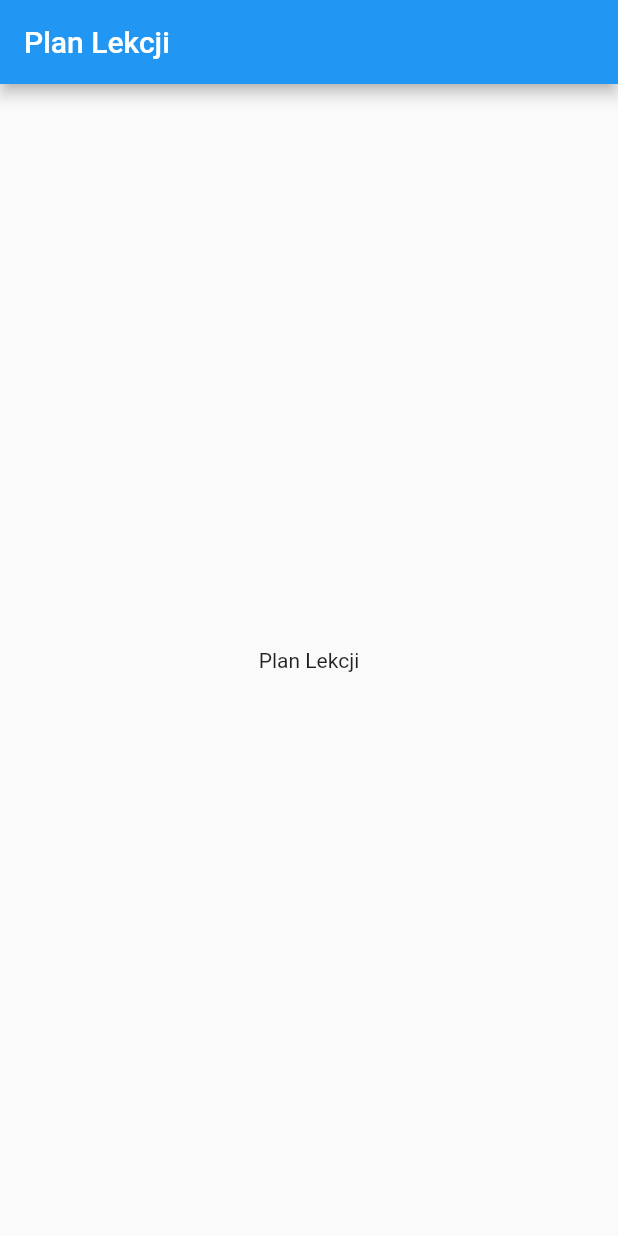
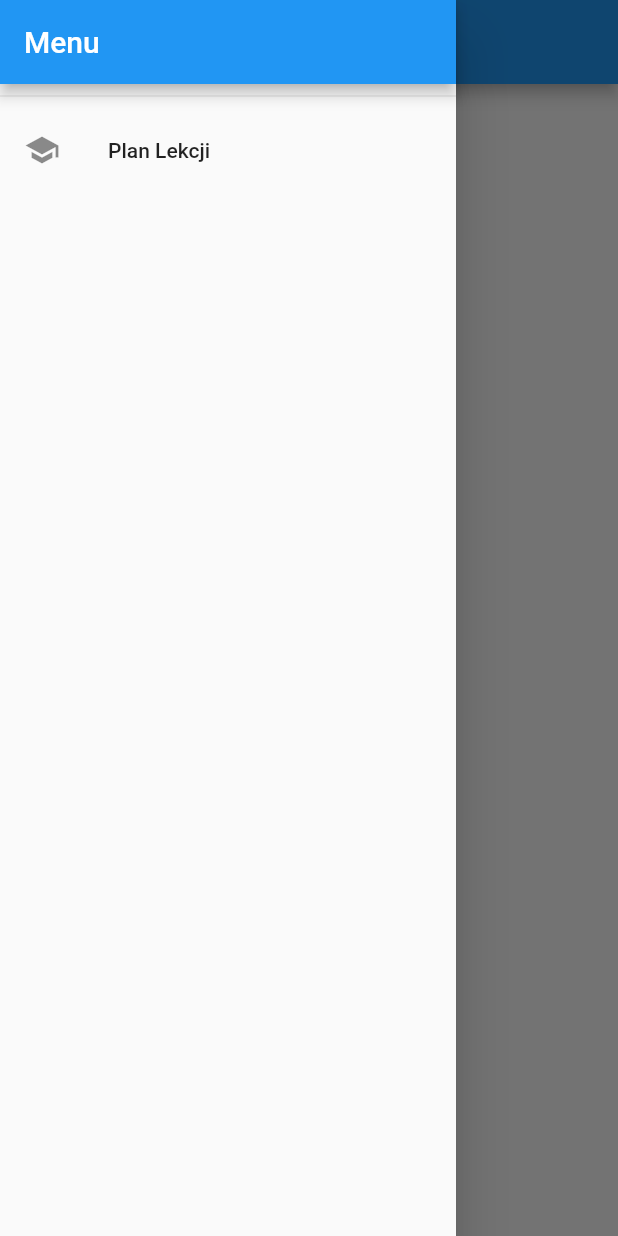
Before and after one commit to ProcnerKacper/All-In-One-App, a Flutter app: the screen it shows after launch, with the side drawer open (before the commit the screen has no drawer), on a phone screen of 412 x 824 dp. Run offline on Flutter 3.47's test engine with Material 2 defaults, Android fonts, the phone set to English and light mode, and no system bars.

Commit message:
add app drawer

```diff
--- a/lib/screens/schedule_screen.dart
+++ b/lib/screens/schedule_screen.dart
@@ -1,4 +1,6 @@
 import 'package:flutter/material.dart';
+
+import '../widgets/app_drawer.dart';
 
 class ScheduleScreen extends StatefulWidget {
   @override
@@ -9,6 +11,7 @@ class _ScheduleScreenState extends State<ScheduleScreen> {
   @override
   Widget build(BuildContext context) {
     return Scaffold(
+      drawer: AppDrawer(),
       appBar: AppBar(
         title: const Text('Plan Lekcji'),
       ),
--- /dev/null
+++ b/lib/widgets/app_drawer.dart
@@ -0,0 +1,23 @@
+import 'package:flutter/material.dart';
+
+class AppDrawer extends StatelessWidget {
+  @override
+  Widget build(BuildContext context) {
+    return Drawer(
+      child: Column(
+        children: <Widget>[
+          AppBar(
+            title: const Text('Menu'),
+            automaticallyImplyLeading: false,
+          ),
+          Divider(),
+          ListTile(
+            leading: const Icon(Icons.school),
+            title: const Text('Plan Lekcji'),
+            onTap: () => Navigator.of(context).pushReplacementNamed('/'),
+          ),
+        ],
+      ),
+    );
+  }
+}
```
